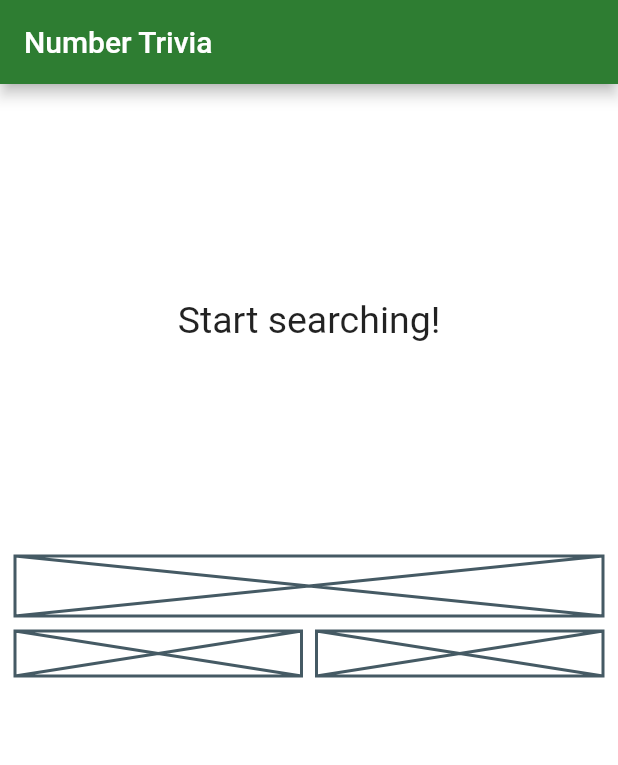
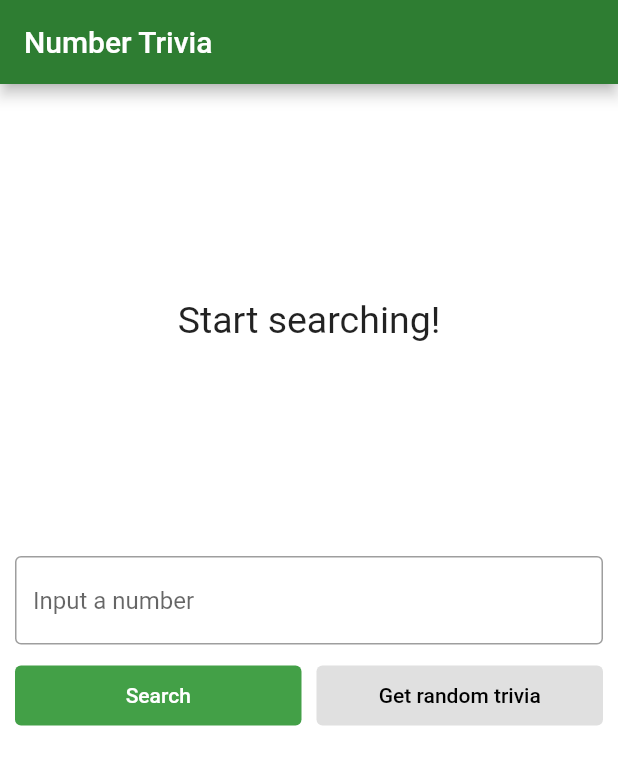
Before and after one commit to fahnaladitia/clean_architecture, a Flutter app: the screen it shows after launch, on a phone screen of 412 x 824 dp. Shown: the top 765 px of the screen. Run offline on Flutter 3.47's test engine with Material 2 defaults, Android fonts, the phone set to English and light mode, and no system bars; our stand-ins replace connectivity_plus, dartz, equatable, flutter_bloc, get_it, shared_preferences; missing offline and left inert: connectivity_plus_platform_interface, mockito.

Commit message:
final slicing

```diff
--- a/lib/core/utils/input_converter.dart
+++ b/lib/core/utils/input_converter.dart
@@ -1,6 +1,7 @@
-import '../error/failures.dart';
 import 'package:dartz/dartz.dart';
 import 'package:mockito/annotations.dart';
+
+import '../error/failures.dart';
 
 @GenerateNiceMocks([MockSpec<InputConverter>()])
 class InputConverter {
--- /dev/null
+++ b/lib/core/widgets/primary_button.dart
@@ -0,0 +1,25 @@
+import 'package:flutter/material.dart';
+
+class PrimaryButton extends StatelessWidget {
+  final String text;
+  final Function() onPressed;
+  const PrimaryButton({
+    super.key,
+    required this.text,
+    required this.onPressed,
+  });
+
+  @override
+  Widget build(BuildContext context) {
+    return FilledButton(
+      style: FilledButton.styleFrom(
+        backgroundColor: Theme.of(context).colorScheme.secondary,
+        shape: RoundedRectangleBorder(
+          borderRadius: BorderRadius.circular(4),
+        ),
+      ),
+      onPressed: onPressed,
+      child: Text(text),
+    );
+  }
+}
--- /dev/null
+++ b/lib/core/widgets/secondary_button.dart
@@ -0,0 +1,26 @@
+import 'package:flutter/material.dart';
+
+class SecondaryButton extends StatelessWidget {
+  final String text;
+  final Function() onPressed;
+  const SecondaryButton({
+    super.key,
+    required this.text,
+    required this.onPressed,
+  });
+
+  @override
+  Widget build(BuildContext context) {
+    return FilledButton(
+      style: FilledButton.styleFrom(
+        backgroundColor: Colors.grey.shade300,
+        foregroundColor: Colors.black,
+        shape: RoundedRectangleBorder(
+          borderRadius: BorderRadius.circular(4),
+        ),
+      ),
+      onPressed: onPressed,
+      child: Text(text),
+    );
+  }
+}
--- /dev/null
+++ b/lib/core/widgets/widgets.dart
@@ -0,0 +1,2 @@
+export 'primary_button.dart';
+export 'secondary_button.dart';
--- a/lib/features/number_trivia/presentation/bloc/number_trivia_bloc.dart
+++ b/lib/features/number_trivia/presentation/bloc/number_trivia_bloc.dart
@@ -1,13 +1,12 @@
-import 'package:bloc/bloc.dart';
-import '../../domain/usecases/get_concrete_number_trivia.dart';
-import '../../domain/usecases/get_random_number_trivia.dart';
+import 'package:flutter_bloc/flutter_bloc.dart';
 import 'package:dartz/dartz.dart';
 import 'package:equatable/equatable.dart';
 
+import '../../../../core/error/failures.dart';
 import '../../../../core/utils/input_converter.dart';
 import '../../domain/entities/number_trivia.dart';
-
-import '../../../../core/error/failures.dart';
+import '../../domain/usecases/get_concrete_number_trivia.dart';
+import '../../domain/usecases/get_random_number_trivia.dart';
 
 part 'number_trivia_event.dart';
 part 'number_trivia_state.dart';
@@ -30,13 +29,13 @@ class NumberTriviaBloc extends Bloc<NumberTriviaEvent, NumberTriviaState> {
     on<GetTriviaForConcreteNumber>((event, emit) async {
       emit(NumberTriviaLoading());
       final inputEither = inputConverter.stringToUnsignedInteger(event.number);
-      inputEither.fold(
+      await inputEither.fold(
         (failure) async {
           if (failure is InvalidInputFailure) {
             emit(const NumberTriviaError(message: kInvalidFailureMessage));
           }
         },
-        (number) => _fetchNumberTrivia(
+        (number) async => await _fetchNumberTrivia(
           () => getConcreteNumberTrivia(Params(number: number)),
           emit,
         ),
--- a/lib/features/number_trivia/presentation/pages/number_trivia_page.dart
+++ b/lib/features/number_trivia/presentation/pages/number_trivia_page.dart
@@ -10,11 +10,16 @@ class NumberTriviaPage extends StatelessWidget {
 
   @override
   Widget build(BuildContext context) {
-    return Scaffold(
-      appBar: AppBar(
-        title: const Text('Number Trivia'),
+    return GestureDetector(
+      onTap: () {
+        FocusManager.instance.primaryFocus?.unfocus();
+      },
+      child: Scaffold(
+        appBar: AppBar(
+          title: const Text('Number Trivia'),
+        ),
+        body: buildBody(),
       ),
-      body: buildBody(),
     );
   }
 
@@ -47,20 +52,7 @@ class NumberTriviaPage extends StatelessWidget {
               ),
               const SizedBox(height: 20),
               // Bottom half
-              Column(
-                children: [
-                  // TextField
-                  const Placeholder(fallbackHeight: 40),
-                  const SizedBox(height: 10),
-                  Row(
-                    children: const [
-                      Expanded(child: Placeholder(fallbackHeight: 30)),
-                      SizedBox(width: 10),
-                      Expanded(child: Placeholder(fallbackHeight: 30)),
-                    ],
-                  )
-                ],
-              )
+              const TriviaControls()
             ],
           ),
         ),
--- /dev/null
+++ b/lib/features/number_trivia/presentation/widgets/trivia_controls.dart
@@ -0,0 +1,75 @@
+import 'package:flutter/material.dart';
+import 'package:flutter_bloc/flutter_bloc.dart';
+
+import '../../../../core/widgets/widgets.dart';
+import '../bloc/number_trivia_bloc.dart';
+
+class TriviaControls extends StatefulWidget {
+  const TriviaControls({
+    super.key,
+  });
+
+  @override
+  State<TriviaControls> createState() => _TriviaControlsState();
+}
+
+class _TriviaControlsState extends State<TriviaControls> {
+  late TextEditingController _triviaController;
+
+  @override
+  void initState() {
+    super.initState();
+    _triviaController = TextEditingController();
+  }
+
+  @override
+  void dispose() {
+    _triviaController.dispose();
+    super.dispose();
+  }
+
+  @override
+  Widget build(BuildContext context) {
+    return Column(
+      children: [
+        // TextField
+        TextField(
+          controller: _triviaController,
+          decoration: const InputDecoration(
+            border: OutlineInputBorder(),
+            hintText: "Input a number",
+          ),
+          keyboardType: TextInputType.number,
+        ),
+        const SizedBox(height: 10),
+        Row(
+          children: [
+            Expanded(
+              child: PrimaryButton(
+                onPressed: () {
+                  context.read<NumberTriviaBloc>().add(
+                        GetTriviaForConcreteNumber(
+                          number: _triviaController.text,
+                        ),
+                      );
+                },
+                text: 'Search',
+              ),
+            ),
+            const SizedBox(width: 10),
+            Expanded(
+              child: SecondaryButton(
+                onPressed: () {
+                  context
+                      .read<NumberTriviaBloc>()
+                      .add(GetTriviaForRandomNumber());
+                },
+                text: 'Get random trivia',
+              ),
+            ),
+          ],
+        )
+      ],
+    );
+  }
+}
--- a/lib/features/number_trivia/presentation/widgets/widgets.dart
+++ b/lib/features/number_trivia/presentation/widgets/widgets.dart
@@ -1,3 +1,4 @@
 export 'loading_widget.dart';
 export 'message_display.dart';
+export 'trivia_controls.dart';
 export 'trivia_display.dart';
--- a/lib/injection_container.dart
+++ b/lib/injection_container.dart
@@ -1,9 +1,9 @@
-import 'core/network/network_info.dart';
 import 'package:connectivity_plus/connectivity_plus.dart';
 import 'package:get_it/get_it.dart';
 import 'package:http/http.dart' as http;
 import 'package:shared_preferences/shared_preferences.dart';
 
+import 'core/network/network_info.dart';
 import 'core/utils/input_converter.dart';
 import 'features/number_trivia/data/datasources/number_trivia_local_data_source.dart';
 import 'features/number_trivia/data/datasources/number_trivia_remote_data_source.dart';
```
